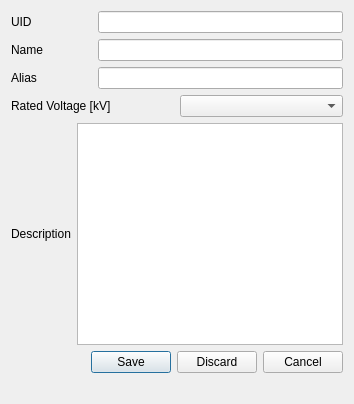
The window that cablehead.ui (elismemic/project) describes before a commit, drawn with Qt 5.
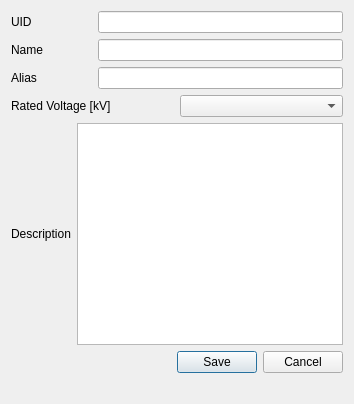
The same window after the commit.

Diff of the .ui file:
```diff
--- a/cablehead.ui
+++ b/cablehead.ui
@@ -91,7 +91,7 @@
    <item row="2" column="0">
     <widget class="QDialogButtonBox" name="buttonBox">
      <property name="standardButtons">
-      <set>QDialogButtonBox::Cancel|QDialogButtonBox::Discard|QDialogButtonBox::Save</set>
+      <set>QDialogButtonBox::Cancel|QDialogButtonBox::Save</set>
      </property>
      <property name="centerButtons">
       <bool>false</bool>
```
